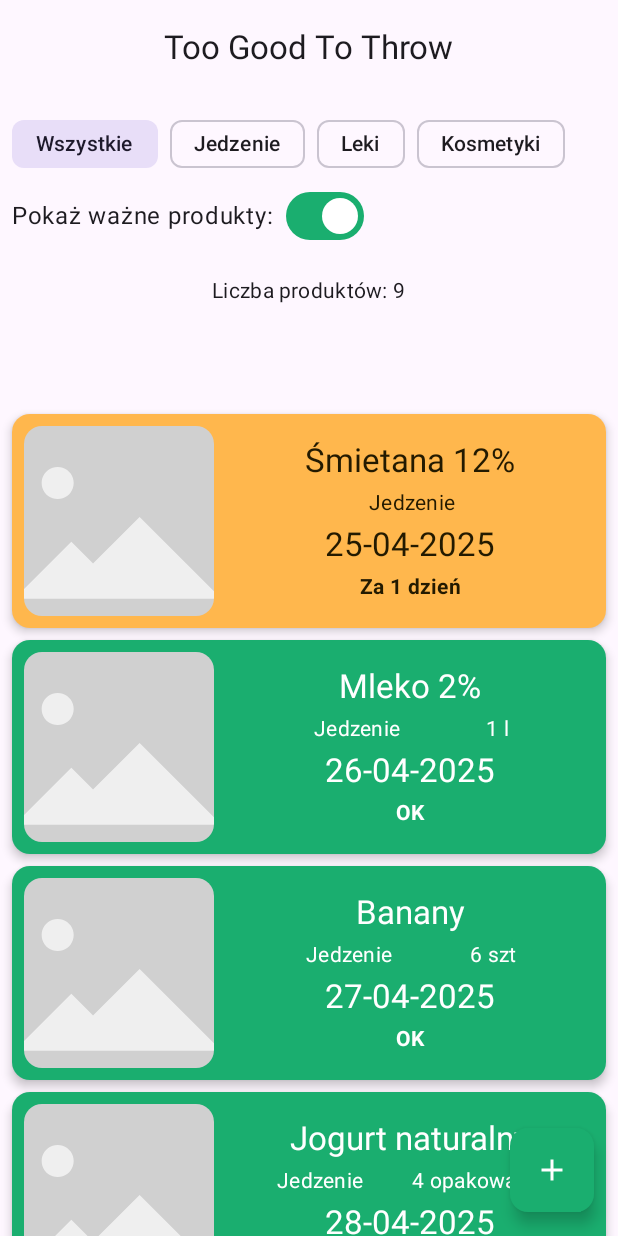
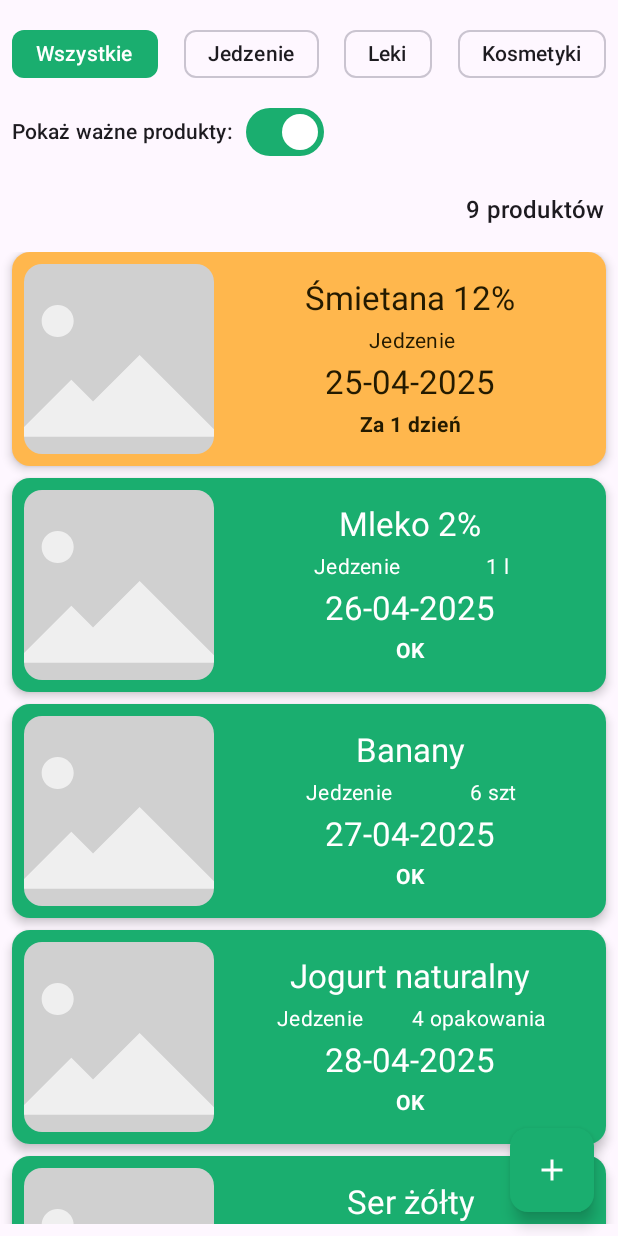
Before and after one commit to kamildzierzak/too-good-to-throw, an Android app built with Jetpack Compose: the screen it shows after launch (MainActivity), on a phone screen of 412 x 824 dp. Run offline under Robolectric (Android 15) with nearby library versions, the phone set to English and light mode, and no system bars; our stand-ins replace Room's generated code.

Commit message:
feat(product-list): UI polish & accessibility pass
• ui state
  – use Sequence pipeline, simplify visibleProducts
• view-model
  – combine(::) ctor, add toggleValidOnly helper

• screen
  – slim Scaffold, drop unused scrollState

• components
  – ProductCard … rounded image, dynamic colors, a11y semantics
  – ProductList … haptic long-press, spacing via Arrangement.spacedBy
  – ProductFilters … FlowRow chips, switch semantics
  – ProductCounter / EmptyState … new atoms
  – ConfirmDiscardOrDeleteDialog … labelled actions & semantics

No behaviour change – just ✨ cleaner UI, ♿ friendlier, ready for paging.

```diff
--- a/app/src/main/java/com/example/toogoodtothrow/data/local/ProductDatabase.kt
+++ b/app/src/main/java/com/example/toogoodtothrow/data/local/ProductDatabase.kt
@@ -55,7 +55,7 @@ abstract class ProductDatabase : RoomDatabase() {
     }
 }
 
-val listOfExampleProducts = listOf(
+private val listOfExampleProducts = listOf(
     Product(
         id = 1,
         name = "Pomidory",
--- a/app/src/main/java/com/example/toogoodtothrow/ui/screens/product_list/ProductListScreen.kt
+++ b/app/src/main/java/com/example/toogoodtothrow/ui/screens/product_list/ProductListScreen.kt
@@ -3,19 +3,16 @@ package com.example.toogoodtothrow.ui.screens.product_list
 import androidx.compose.foundation.layout.WindowInsets
 import androidx.compose.foundation.layout.asPaddingValues
 import androidx.compose.foundation.layout.calculateEndPadding
-import androidx.compose.foundation.layout.fillMaxSize
 import androidx.compose.foundation.layout.padding
 import androidx.compose.foundation.layout.safeDrawing
 import androidx.compose.material.icons.Icons
 import androidx.compose.material.icons.filled.Add
-import androidx.compose.material3.ExperimentalMaterial3Api
 import androidx.compose.material3.FloatingActionButton
 import androidx.compose.material3.Icon
 import androidx.compose.material3.MaterialTheme
 import androidx.compose.material3.Scaffold
 import androidx.compose.material3.SnackbarHost
 import androidx.compose.material3.SnackbarHostState
-import androidx.compose.material3.TopAppBarDefaults
 import androidx.compose.runtime.Composable
 import androidx.compose.runtime.collectAsState
 import androidx.compose.runtime.getValue
@@ -24,76 +21,69 @@ import androidx.compose.runtime.remember
 import androidx.compose.runtime.rememberCoroutineScope
 import androidx.compose.runtime.setValue
 import androidx.compose.ui.Modifier
-import androidx.compose.ui.input.nestedscroll.nestedScroll
 import androidx.compose.ui.platform.LocalLayoutDirection
 import androidx.compose.ui.res.stringResource
+import androidx.compose.ui.semantics.LiveRegionMode
 import androidx.compose.ui.semantics.contentDescription
+import androidx.compose.ui.semantics.liveRegion
 import androidx.compose.ui.semantics.semantics
 import androidx.lifecycle.viewmodel.compose.viewModel
 import com.example.toogoodtothrow.R
 import com.example.toogoodtothrow.data.local.Product
 import com.example.toogoodtothrow.data.local.isExpired
 import com.example.toogoodtothrow.ui.AppViewModelProvider
-import com.example.toogoodtothrow.ui.common.TopAppBar
-import com.example.toogoodtothrow.ui.navigation.ProductListDestination
 import com.example.toogoodtothrow.ui.screens.product_list.components.ConfirmDiscardOrDeleteDialog
 import com.example.toogoodtothrow.ui.screens.product_list.components.ProductListBody
 import kotlinx.coroutines.launch
 
-
-@OptIn(ExperimentalMaterial3Api::class)
 @Composable
 fun ProductListScreen(
     viewModel: ProductListViewModel = viewModel<ProductListViewModel>(factory = AppViewModelProvider.Factory),
     navigateToProductDetail: () -> Unit,
     navigateToProductEdit: (Int) -> Unit
 ) {
-    val uiState by viewModel.productListState.collectAsState()
+    val uiState by viewModel.uiState.collectAsState()
     val snackbarHostState = remember { SnackbarHostState() }
-    val scrollBehavior = TopAppBarDefaults.enterAlwaysScrollBehavior()
     val coroutineScope = rememberCoroutineScope()
-
     var productToModify by remember { mutableStateOf<Product?>(null) }
 
     val addProductDesc = stringResource(R.string.add_product)
     val snackbarText = stringResource(R.string.cannot_edit_expired)
 
     Scaffold(
-        modifier = Modifier
-            .fillMaxSize()
-            .nestedScroll(scrollBehavior.nestedScrollConnection),
-        topBar = {
-            TopAppBar(
-                title = stringResource(ProductListDestination.titleRes),
-                canNavigateBack = false,
-                scrollBehavior = scrollBehavior
+        snackbarHost = {
+            SnackbarHost(
+                modifier = Modifier.semantics { liveRegion = LiveRegionMode.Polite },
+                hostState = snackbarHostState
             )
-        },
-        snackbarHost = {
-            SnackbarHost(snackbarHostState)
         },
         floatingActionButton = {
             FloatingActionButton(
                 onClick = navigateToProductDetail,
                 shape = MaterialTheme.shapes.medium,
                 modifier = Modifier
-                    .semantics {
-                        contentDescription = addProductDesc
-                    }
                     .padding(
-                        end = WindowInsets.safeDrawing.asPaddingValues()
+                        end = WindowInsets
+                            .safeDrawing
+                            .asPaddingValues()
                             .calculateEndPadding(LocalLayoutDirection.current)
                     )
+                    .semantics { contentDescription = addProductDesc }
             ) {
                 Icon(
                     imageVector = Icons.Default.Add,
-                    contentDescription = addProductDesc
+                    contentDescription = null
                 )
             }
         }
     ) { innerPadding ->
         ProductListBody(
+            modifier = Modifier.padding(top = innerPadding.calculateTopPadding()),
             productList = uiState.visibleProducts,
+            selectedCategory = uiState.category,
+            onCategorySelected = viewModel::setSelectedCategory,
+            showOnlyValid = uiState.onlyValid,
+            onToggleValidOnly = { viewModel.toggleValidOnly() },
             onProductClick = { product ->
                 val expired = product.isExpired
                 if (!product.isDiscarded && !expired) {
@@ -109,12 +99,7 @@ fun ProductListScreen(
             onProductLongClick = {
                 productToModify = it
             },
-            selectedCategory = uiState.category,
-            showOnlyValid = uiState.onlyValid,
-            onCategorySelected = viewModel::setSelectedCategory,
-            onToggleValidOnly = viewModel::setShowOnlyValidProducts,
-            contentPadding = innerPadding,
-            modifier = Modifier.padding(top = innerPadding.calculateTopPadding())
+            contentPadding = innerPadding
         )
 
         productToModify?.let { product ->
--- a/app/src/main/java/com/example/toogoodtothrow/ui/screens/product_list/ProductListUiState.kt
+++ b/app/src/main/java/com/example/toogoodtothrow/ui/screens/product_list/ProductListUiState.kt
@@ -11,7 +11,9 @@ data class ProductListUiState(
 ) {
     val visibleProducts: List<Product>
         get() = all
+            .asSequence()
             .filter { category == null || it.category == category }
             .filter { !onlyValid || !it.isExpired }
             .sortedBy { it.expirationDate }
+            .toList()
 }
--- a/app/src/main/java/com/example/toogoodtothrow/ui/screens/product_list/ProductListViewModel.kt
+++ b/app/src/main/java/com/example/toogoodtothrow/ui/screens/product_list/ProductListViewModel.kt
@@ -10,6 +10,7 @@ import kotlinx.coroutines.flow.SharingStarted
 import kotlinx.coroutines.flow.StateFlow
 import kotlinx.coroutines.flow.combine
 import kotlinx.coroutines.flow.stateIn
+import kotlinx.coroutines.flow.update
 import kotlinx.coroutines.launch
 
 class ProductListViewModel(
@@ -17,22 +18,17 @@ class ProductListViewModel(
 ) : ViewModel() {
 
     private val _selectedCategory = MutableStateFlow<ProductCategory?>(null)
-    private val _onlyValid = MutableStateFlow<Boolean>(true)
+    private val _onlyValid = MutableStateFlow(true)
 
-    val productListState: StateFlow<ProductListUiState> =
+    val uiState: StateFlow<ProductListUiState> =
         combine(
             productsRepository.getAllProducts(),
             _selectedCategory,
-            _onlyValid
-        ) { products, selectedCategory, onlyValid ->
-            ProductListUiState(
-                all = products,
-                category = selectedCategory,
-                onlyValid = onlyValid
-            )
-        }.stateIn(
+            _onlyValid,
+            ::ProductListUiState
+        ).stateIn(
             scope = viewModelScope,
-            started = SharingStarted.WhileSubscribed(TIMEOUT_MILLIS),
+            started = SharingStarted.WhileSubscribed(5000),
             initialValue = ProductListUiState()
         )
 
@@ -40,9 +36,7 @@ class ProductListViewModel(
         _selectedCategory.value = category
     }
 
-    fun setShowOnlyValidProducts(onlyValid: Boolean) {
-        _onlyValid.value = onlyValid
-    }
+    fun toggleValidOnly() = _onlyValid.update { !it }
 
     fun deleteProduct(product: Product) {
         viewModelScope.launch {
@@ -56,8 +50,4 @@ class ProductListViewModel(
             productsRepository.updateProduct(updated)
         }
     }
-
-    companion object {
-        private const val TIMEOUT_MILLIS = 5_000L
-    }
 }
--- a/app/src/main/java/com/example/toogoodtothrow/ui/screens/product_list/components/CategoryChip.kt
+++ b/app/src/main/java/com/example/toogoodtothrow/ui/screens/product_list/components/CategoryChip.kt
@@ -1,9 +1,13 @@
 package com.example.toogoodtothrow.ui.screens.product_list.components
 
 import androidx.compose.material3.FilterChip
+import androidx.compose.material3.FilterChipDefaults
+import androidx.compose.material3.MaterialTheme
 import androidx.compose.material3.Text
 import androidx.compose.runtime.Composable
 import androidx.compose.ui.Modifier
+import androidx.compose.ui.semantics.contentDescription
+import androidx.compose.ui.semantics.semantics
 import androidx.compose.ui.tooling.preview.Preview
 import com.example.toogoodtothrow.ui.theme.TooGoodToThrowTheme
 
@@ -12,17 +16,26 @@ fun CategoryChip(
     modifier: Modifier = Modifier,
     label: String,
     selected: Boolean,
-    onClick: () -> Unit
+    onClick: () -> Unit,
+    enabled: Boolean = true,
 ) {
     FilterChip(
-        modifier = modifier,
+        modifier = modifier
+            .semantics { contentDescription = label },
         selected = selected,
         onClick = onClick,
+        enabled = enabled,
         label = {
             Text(
                 text = label,
+                maxLines = 1,
             )
         },
+        shape = MaterialTheme.shapes.small,
+        colors = FilterChipDefaults.filterChipColors(
+            selectedContainerColor = MaterialTheme.colorScheme.primaryContainer,
+            selectedLabelColor = MaterialTheme.colorScheme.onPrimaryContainer
+        )
     )
 }
 
--- /dev/null
+++ b/app/src/main/java/com/example/toogoodtothrow/ui/screens/product_list/components/ProductCounter.kt
@@ -0,0 +1,56 @@
+package com.example.toogoodtothrow.ui.screens.product_list.components
+
+import androidx.compose.foundation.layout.Arrangement
+import androidx.compose.foundation.layout.Row
+import androidx.compose.foundation.layout.fillMaxWidth
+import androidx.compose.foundation.layout.padding
+import androidx.compose.material3.MaterialTheme
+import androidx.compose.material3.Text
+import androidx.compose.runtime.Composable
+import androidx.compose.ui.Alignment
+import androidx.compose.ui.Modifier
+import androidx.compose.ui.res.stringResource
+import androidx.compose.ui.semantics.contentDescription
+import androidx.compose.ui.semantics.semantics
+import androidx.compose.ui.tooling.preview.Preview
+import com.example.toogoodtothrow.R
+import com.example.toogoodtothrow.ui.theme.Spacing
+import com.example.toogoodtothrow.ui.theme.TooGoodToThrowTheme
+
+@Composable
+fun ProductCounter(
+    modifier: Modifier = Modifier,
+    total: Int
+) {
+    val countLabel = stringResource(R.string.products_count, total)
+    Row(
+        modifier = modifier
+            .fillMaxWidth()
+            .padding(horizontal = Spacing.Small, vertical = Spacing.ExtraSmall),
+        verticalAlignment = Alignment.CenterVertically,
+        horizontalArrangement = Arrangement.End
+    ) {
+        Text(
+            modifier = Modifier
+                .semantics { contentDescription = countLabel },
+            text = countLabel,
+            style = MaterialTheme.typography.titleMedium
+        )
+    }
+}
+
+@Preview(showBackground = true)
+@Composable
+private fun ProductCounterPreview_Empty() {
+    TooGoodToThrowTheme {
+        ProductCounter(total = 0)
+    }
+}
+
+@Preview(showBackground = true)
+@Composable
+private fun ProductCounterPreview_Some() {
+    TooGoodToThrowTheme {
+        ProductCounter(total = 42)
+    }
+}
--- a/app/src/main/java/com/example/toogoodtothrow/ui/screens/product_list/components/ProductFilters.kt
+++ b/app/src/main/java/com/example/toogoodtothrow/ui/screens/product_list/components/ProductFilters.kt
@@ -7,6 +7,7 @@ import androidx.compose.foundation.layout.FlowRow
 import androidx.compose.foundation.layout.Row
 import androidx.compose.foundation.layout.fillMaxWidth
 import androidx.compose.foundation.layout.padding
+import androidx.compose.material3.MaterialTheme
 import androidx.compose.material3.Switch
 import androidx.compose.material3.Text
 import androidx.compose.runtime.Composable
@@ -35,14 +36,13 @@ fun ProductFilters(
     val onlyValidLabel = stringResource(R.string.only_valid)
 
     Column(
-        modifier = modifier
-            .padding(vertical = Spacing.Small)
+        modifier = modifier.padding(vertical = Spacing.Small)
     ) {
         FlowRow(
             modifier = Modifier
                 .fillMaxWidth()
-                .padding(horizontal = Spacing.Small),
-            horizontalArrangement = Arrangement.spacedBy(Spacing.Small),
+                .padding(vertical = Spacing.ExtraSmall, horizontal = Spacing.Small),
+            horizontalArrangement = Arrangement.SpaceBetween,
             verticalArrangement = Arrangement.spacedBy(Spacing.Small)
         ) {
             CategoryChip(
@@ -54,28 +54,27 @@ fun ProductFilters(
                 CategoryChip(
                     label = category.toPolish(),
                     selected = category == selectedCategory,
-                    onClick = { onCategorySelected(category) }
-                )
+                    onClick = { onCategorySelected(category) })
             }
         }
 
         Row(
             modifier = Modifier
-                .padding(start = Spacing.Small),
-            verticalAlignment = Alignment.CenterVertically
+                .fillMaxWidth()
+                .padding(horizontal = Spacing.Small),
+            verticalAlignment = Alignment.CenterVertically,
+            horizontalArrangement = Arrangement.Start
         ) {
             Text(
-                modifier = Modifier
-                    .padding(end = Spacing.Small),
-                text = onlyValidLabel
+                modifier = Modifier.padding(end = Spacing.Small),
+                text = onlyValidLabel,
+                style = MaterialTheme.typography.labelLarge
             )
             Switch(
-                modifier = Modifier
-                    .semantics { contentDescription = onlyValidLabel },
+                modifier = Modifier.semantics { contentDescription = onlyValidLabel },
                 checked = showOnlyValid,
                 onCheckedChange = onToggleValidOnly,
-
-                )
+            )
         }
     }
 }
@@ -88,8 +87,7 @@ private fun ProductFiltersPreview_All() {
             selectedCategory = null,
             showOnlyValid = false,
             onCategorySelected = {},
-            onToggleValidOnly = {}
-        )
+            onToggleValidOnly = {})
     }
 }
 
@@ -101,7 +99,6 @@ private fun ProductFiltersPreview_FoodOnlyValid() {
             selectedCategory = ProductCategory.FOOD,
             showOnlyValid = true,
             onCategorySelected = {},
-            onToggleValidOnly = {}
-        )
+            onToggleValidOnly = {})
     }
 }
--- a/app/src/main/java/com/example/toogoodtothrow/ui/screens/product_list/components/ProductList.kt
+++ b/app/src/main/java/com/example/toogoodtothrow/ui/screens/product_list/components/ProductList.kt
@@ -7,7 +7,6 @@ import androidx.compose.foundation.layout.PaddingValues
 import androidx.compose.foundation.layout.padding
 import androidx.compose.foundation.lazy.LazyColumn
 import androidx.compose.foundation.lazy.items
-import androidx.compose.foundation.lazy.rememberLazyListState
 import androidx.compose.runtime.Composable
 import androidx.compose.ui.Modifier
 import androidx.compose.ui.hapticfeedback.HapticFeedbackType
@@ -27,12 +26,11 @@ fun ProductList(
     contentPadding: PaddingValues,
     modifier: Modifier = Modifier
 ) {
-    val listState = rememberLazyListState()
     val haptics = LocalHapticFeedback.current
 
     LazyColumn(
-        modifier = modifier,
-        state = listState,
+        modifier = modifier
+            .padding(all = Spacing.Small),
         contentPadding = contentPadding,
         verticalArrangement = Arrangement.spacedBy(Spacing.Small)
     ) {
@@ -54,7 +52,7 @@ fun ProductList(
 
 @Preview(showBackground = true)
 @Composable
-fun ProductListPreview() {
+private fun ProductListPreview() {
     TooGoodToThrowTheme {
         ProductList(
             productList = previewProducts,
--- a/app/src/main/java/com/example/toogoodtothrow/ui/screens/product_list/components/ProductListBody.kt
+++ b/app/src/main/java/com/example/toogoodtothrow/ui/screens/product_list/components/ProductListBody.kt
@@ -2,39 +2,37 @@ package com.example.toogoodtothrow.ui.screens.product_list.components
 
 import androidx.compose.foundation.layout.Column
 import androidx.compose.foundation.layout.PaddingValues
-import androidx.compose.foundation.layout.fillMaxWidth
 import androidx.compose.foundation.layout.padding
-import androidx.compose.material3.MaterialTheme
-import androidx.compose.material3.Text
 import androidx.compose.runtime.Composable
 import androidx.compose.ui.Alignment
 import androidx.compose.ui.Modifier
 import androidx.compose.ui.res.stringResource
-import androidx.compose.ui.text.style.TextAlign
 import androidx.compose.ui.tooling.preview.Preview
 import androidx.compose.ui.unit.dp
 import com.example.toogoodtothrow.R
 import com.example.toogoodtothrow.data.local.Product
 import com.example.toogoodtothrow.data.local.ProductCategory
-import com.example.toogoodtothrow.data.local.listOfExampleProducts
+import com.example.toogoodtothrow.ui.common.previewProducts
 import com.example.toogoodtothrow.ui.theme.Spacing
 import com.example.toogoodtothrow.ui.theme.TooGoodToThrowTheme
 
 @Composable
 fun ProductListBody(
+    modifier: Modifier = Modifier,
     productList: List<Product>,
+    selectedCategory: ProductCategory?,
+    onCategorySelected: (ProductCategory?) -> Unit,
+    showOnlyValid: Boolean,
+    onToggleValidOnly: (Boolean) -> Unit,
     onProductClick: (Product) -> Unit,
     onProductLongClick: (Product) -> Unit,
-    selectedCategory: ProductCategory?,
-    showOnlyValid: Boolean,
-    onCategorySelected: (ProductCategory?) -> Unit,
-    onToggleValidOnly: (Boolean) -> Unit,
-    modifier: Modifier = Modifier,
     contentPadding: PaddingValues = PaddingValues(0.dp)
 ) {
+    val emptyLabel = stringResource(R.string.no_results)
+
     Column(
+        modifier = modifier,
         horizontalAlignment = Alignment.CenterHorizontally,
-        modifier = modifier,
     ) {
         ProductFilters(
             selectedCategory = selectedCategory,
@@ -42,27 +40,26 @@ fun ProductListBody(
             onCategorySelected = onCategorySelected,
             onToggleValidOnly = onToggleValidOnly
         )
-        Text(
-            text = stringResource(R.string.products_count, productList.size),
-            style = MaterialTheme.typography.bodyMedium,
-            modifier = Modifier.padding(Spacing.Small)
+
+        ProductCounter(
+            modifier = Modifier.padding(vertical = Spacing.ExtraSmall),
+            total = productList.size
         )
+
         if (productList.isEmpty()) {
-            Text(
-                text = stringResource(R.string.no_results),
-                textAlign = TextAlign.Center,
-                style = MaterialTheme.typography.titleLarge,
+            ProductListEmptyState(
                 modifier = Modifier
                     .padding(contentPadding)
-                    .fillMaxWidth(),
+                    .padding(top = Spacing.Medium),
+                label = emptyLabel
             )
         } else {
             ProductList(
+                modifier = Modifier,
                 productList = productList,
                 onProductClick = onProductClick,
                 onProductLongClick = onProductLongClick,
-                contentPadding = contentPadding,
-                modifier = Modifier.padding(horizontal = Spacing.Small)
+                contentPadding = contentPadding
             )
         }
     }
@@ -70,32 +67,32 @@ fun ProductListBody(
 
 @Preview(showBackground = true)
 @Composable
-fun ProductListScreenPreview() {
+private fun ProductListScreenPreview() {
     TooGoodToThrowTheme {
         ProductListBody(
-            productList = listOfExampleProducts,
+            productList = previewProducts,
+            selectedCategory = null,
+            onCategorySelected = {},
+            showOnlyValid = false,
+            onToggleValidOnly = {},
             onProductClick = {},
             onProductLongClick = {},
-            selectedCategory = null,
-            showOnlyValid = false,
-            onCategorySelected = {},
-            onToggleValidOnly = {},
         )
     }
 }
 
 @Preview(showBackground = true)
 @Composable
-fun EmptyProductListScreenPreview() {
+private fun EmptyProductListScreenPreview() {
     TooGoodToThrowTheme {
         ProductListBody(
             productList = listOf(),
+            selectedCategory = null,
+            onCategorySelected = {},
+            showOnlyValid = false,
+            onToggleValidOnly = {},
             onProductClick = {},
             onProductLongClick = {},
-            selectedCategory = null,
-            showOnlyValid = false,
-            onCategorySelected = {},
-            onToggleValidOnly = {}
         )
     }
 }
--- /dev/null
+++ b/app/src/main/java/com/example/toogoodtothrow/ui/screens/product_list/components/ProductListEmptyState.kt
@@ -0,0 +1,35 @@
+package com.example.toogoodtothrow.ui.screens.product_list.components
+
+import androidx.compose.foundation.layout.fillMaxWidth
+import androidx.compose.material3.MaterialTheme
+import androidx.compose.material3.Text
+import androidx.compose.runtime.Composable
+import androidx.compose.ui.Modifier
+import androidx.compose.ui.semantics.contentDescription
+import androidx.compose.ui.semantics.semantics
+import androidx.compose.ui.text.style.TextAlign
+import androidx.compose.ui.tooling.preview.Preview
+import com.example.toogoodtothrow.ui.theme.TooGoodToThrowTheme
+
+@Composable
+fun ProductListEmptyState(
+    label: String,
+    modifier: Modifier = Modifier
+) {
+    Text(
+        modifier = modifier
+            .fillMaxWidth()
+            .semantics { contentDescription = label },
+        text = label,
+        style = MaterialTheme.typography.titleLarge,
+        textAlign = TextAlign.Center
+    )
+}
+
+@Preview(showBackground = true)
+@Composable
+private fun ProductListEmptyStatePreview() {
+    TooGoodToThrowTheme {
+        ProductListEmptyState(label = "Brak wyników")
+    }
+}
--- a/app/src/main/res/values/strings.xml
+++ b/app/src/main/res/values/strings.xml
@@ -14,11 +14,13 @@
 
     <!-- Accessibility -->
     <string name="product_image">Zdjęcie produktu %1$s</string>
+    <string name="hint_long_press_delete">Przytrzymaj, aby usunąć lub oznaczyć wyrzucenie</string>
+
 
     <!-- FloatingActionButton – save -->
     <string name="save">Zapisz</string>
 
-    <string name="products_count">Liczba produktów: %1$d</string>
+    <string name="products_count">%1$d produktów</string>
     <string name="no_results">Brak wyników</string>
     <string name="only_valid">Pokaż ważne produkty:</string>
     <string name="all">Wszystkie</string>
```
Also changed, not shown: app/src/main/java/com/example/toogoodtothrow/ui/screens/product_list/components/ConfirmDiscardOrDeleteDialog.kt (+51 -17 lines).
